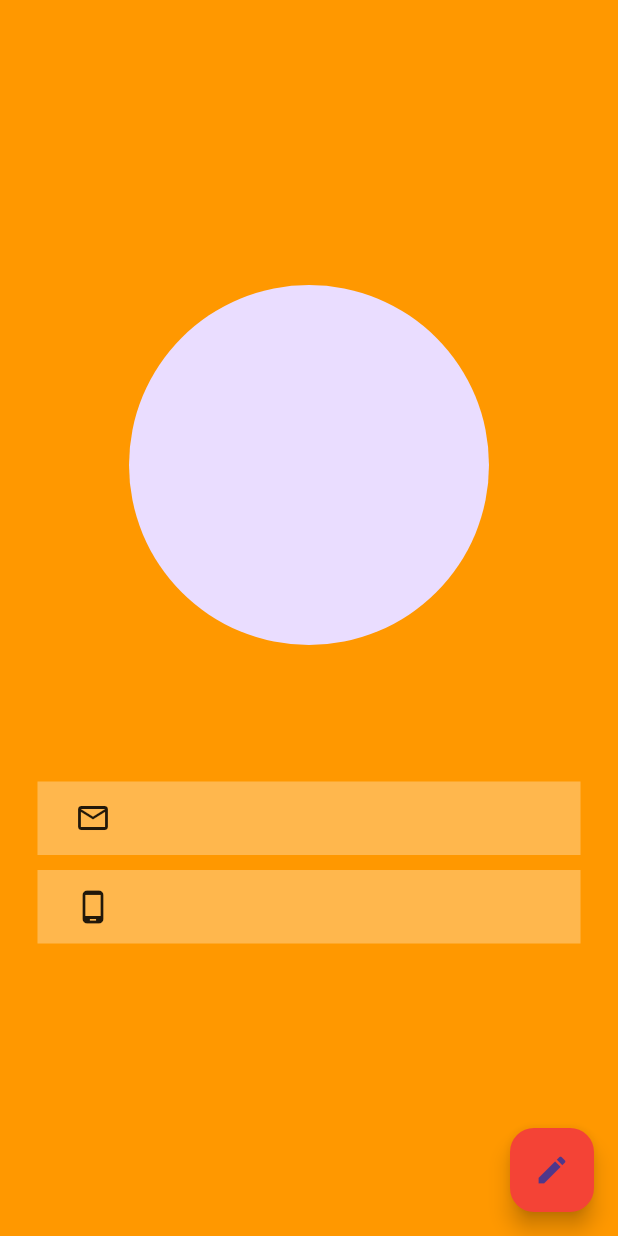
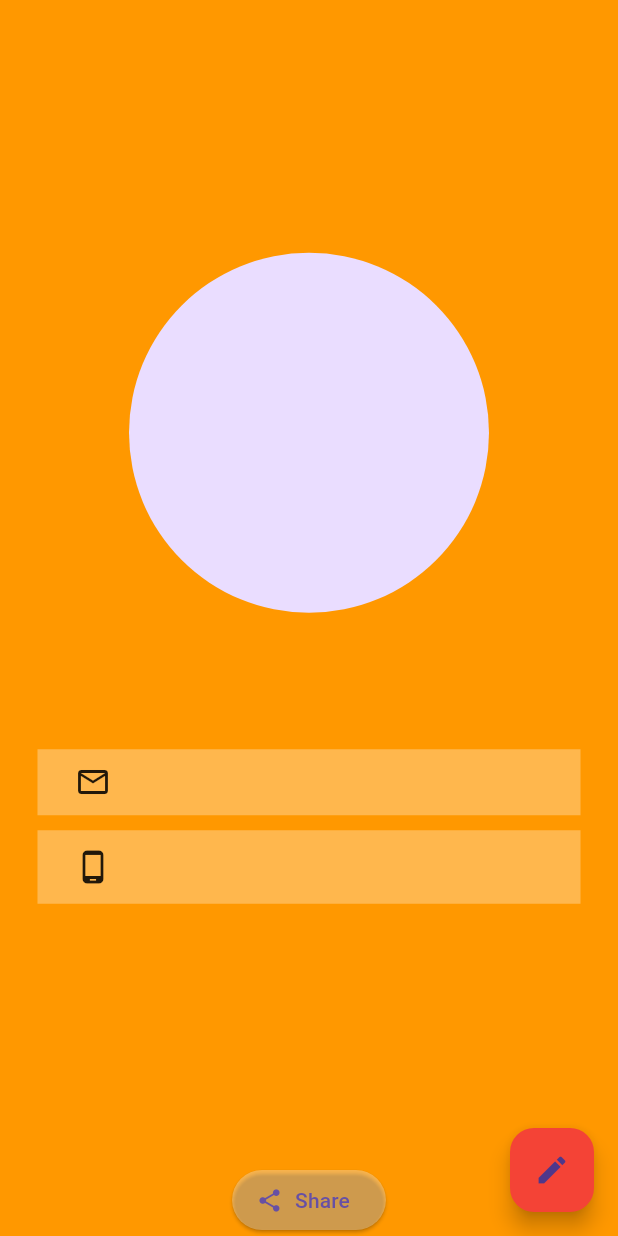
Before and after one commit to mabdullahali987/Business-Card-App, a Flutter app: the screen it shows after launch, on a phone screen of 412 x 824 dp. Run offline on Flutter 3.47's test engine with Material 3 defaults, Android fonts, the phone set to English and light mode, and no system bars; drawn by our look-alikes of screenshot; our stand-ins replace get, image_picker, share_plus.

Commit message:
Update main.dart

```diff
--- a/lib/main.dart
+++ b/lib/main.dart
@@ -115,15 +115,17 @@ class _MyAppState extends State<MyApp> {
             Expanded(
               child: Screenshot(
                 controller: screenshotController,
+                child: Container(
+                  color: Colors.orange,
                   child: Column(
                     mainAxisAlignment: MainAxisAlignment.center,
                     children: [
                       Obx(() => CircleAvatar(
                             radius: 120.0,
                             backgroundImage: imagepickerController
-                                  .imagePath.isNotEmpty
-                              ? FileImage(File(
-                                  imagepickerController.imagePath.toString()))
+                                    .imagePath.value.isNotEmpty
+                                ? FileImage(
+                                    File(imagepickerController.imagePath.value))
                                 : null,
                           )),
                       Text(
@@ -152,8 +154,8 @@ class _MyAppState extends State<MyApp> {
                             SizedBox(width: 7.0),
                             Text(
                               email,
-                            style:
-                                TextStyle(color: Colors.black, fontSize: 20.0),
+                              style: TextStyle(
+                                  color: Colors.black, fontSize: 17.0),
                             ),
                           ],
                         ),
@@ -170,8 +172,8 @@ class _MyAppState extends State<MyApp> {
                             SizedBox(width: 7.0),
                             Text(
                               phone,
-                            style:
-                                TextStyle(color: Colors.black, fontSize: 20.0),
+                              style: TextStyle(
+                                  color: Colors.black, fontSize: 20.0),
                             ),
                           ],
                         ),
@@ -179,6 +181,24 @@ class _MyAppState extends State<MyApp> {
                     ],
                   ),
                 ),
+              ),
+            ),
+            ElevatedButton.icon(
+              onPressed: () async {
+                final image = await screenshotController.capture();
+                if (image == null) return;
+                final directory = await getTemporaryDirectory();
+                final imagePath =
+                    await File('${directory.path}/card.png').create();
+                await imagePath.writeAsBytes(image);
+                await Share.shareXFiles([XFile(imagePath.path)],
+                    text: 'Here is my digital card!');
+              },
+              icon: Icon(Icons.share),
+              label: Text(
+                "Share",
+              ),
+              style: ElevatedButton.styleFrom(backgroundColor: Colors.white30),
             ),
           ],
         ),
```
Lines whose indentation alone changed are shown as unchanged.
